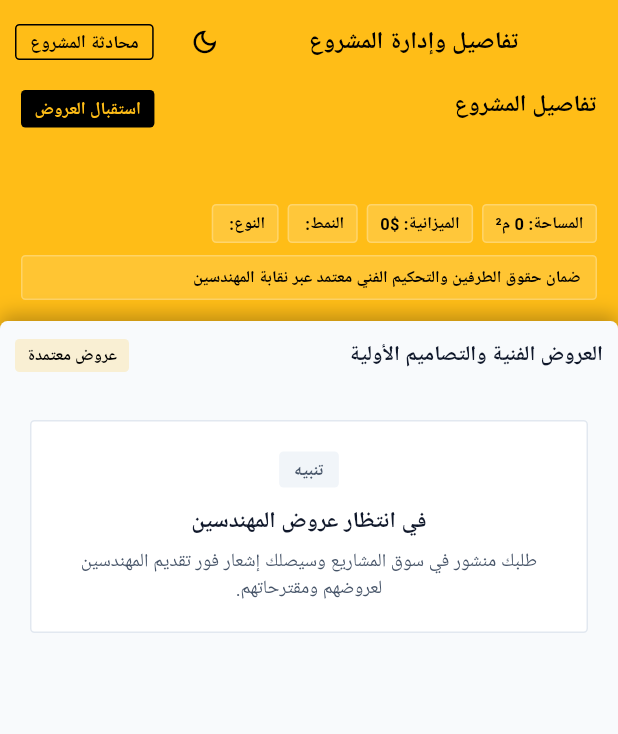
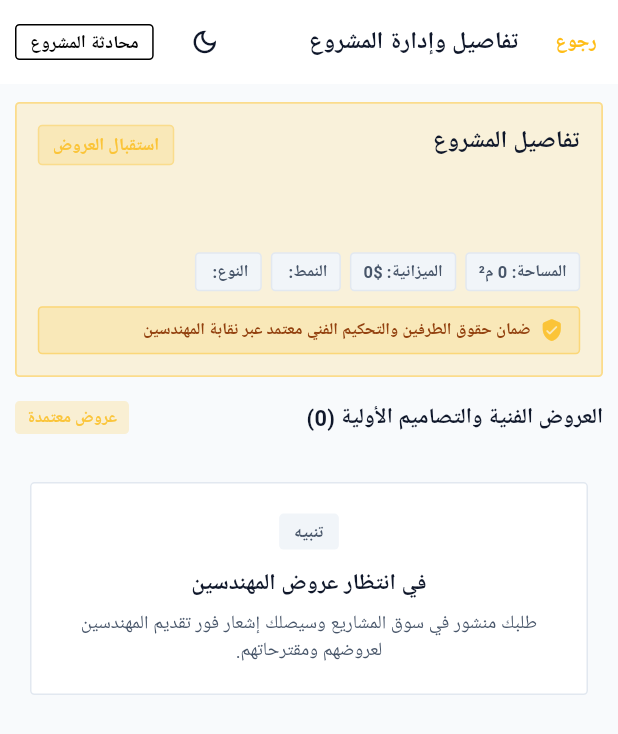
Before and after one commit to ahmedelbardweel/Gaza-build, a Flutter app: the ProjectDetailsScreen screen opened directly with empty values, on a phone screen of 412 x 824 dp. Shown: the top 734 px of the screen. Run offline on Flutter 3.47's test engine with Material 3 defaults, Android fonts, the phone set to English and light mode, and no system bars; our stand-ins replace equatable, flutter_bloc, flutter_dotenv, go_router, google_fonts, hive_flutter and 1 more; accounts and stored records are empty; Roboto replaces fonts that are missing (Tajawal).

Commit message:
feat(ui): complete unified dark & light mode overhaul across all screens and widgets

```diff
--- a/lib/features/projects/presentation/screens/project_details_screen.dart
+++ b/lib/features/projects/presentation/screens/project_details_screen.dart
@@ -26,6 +26,8 @@
 
   @override
   Widget build(BuildContext context) {
+    final isDark = Theme.of(context).brightness == Brightness.dark;
+
     return BlocConsumer<ProjectsBloc, ProjectsState>(
       listener: (context, state) {
         if (state.status == ProjectsStatus.actionSuccess &&
@@ -70,18 +72,16 @@
         return AppScaffold(
           title: 'تفاصيل وإدارة المشروع',
           showBackButton: true,
-          backgroundColor: AppColors.primary,
-          appBarBackgroundColor: AppColors.primary,
-          appBarForegroundColor: Colors.black,
-          systemNavigationBarColor: AppColors.background,
-          safeAreaBottom: false,
           actions: [
             Padding(
               padding: const EdgeInsets.symmetric(horizontal: 10, vertical: 8),
               child: OutlinedButton(
                 style: OutlinedButton.styleFrom(
-                  foregroundColor: Colors.black,
-                  side: const BorderSide(color: Colors.black, width: 1),
+                  foregroundColor: isDark ? AppColors.primaryLight : Colors.black,
+                  side: BorderSide(
+                    color: isDark ? AppColors.primaryLight : Colors.black,
+                    width: 1,
+                  ),
                   shape: RoundedRectangleBorder(
                     borderRadius: AppTheme.borderRadius,
                   ),
@@ -110,12 +110,26 @@
               ),
             ),
           ],
-          body: Column(
+          body: SingleChildScrollView(
+            padding: const EdgeInsets.symmetric(horizontal: 10, vertical: 12),
+            child: Column(
               crossAxisAlignment: CrossAxisAlignment.stretch,
               children: [
-              // ─── UPPER SECTION: Project Details Header on Teal Canvas ───
-              Padding(
-                padding: const EdgeInsets.fromLTRB(14, 4, 14, 14),
+                // ─── UPPER SECTION: Project Details Header Card ───
+                Container(
+                  padding: const EdgeInsets.all(14),
+                  decoration: BoxDecoration(
+                    color: isDark
+                        ? Theme.of(context).colorScheme.surface
+                        : AppColors.primary.withValues(alpha: 0.15),
+                    borderRadius: AppTheme.borderRadius,
+                    border: Border.all(
+                      color: isDark
+                          ? Theme.of(context).dividerColor
+                          : AppColors.primary.withValues(alpha: 0.4),
+                      width: 1.2,
+                    ),
+                  ),
                   child: Column(
                     crossAxisAlignment: CrossAxisAlignment.start,
                     children: [
@@ -126,145 +140,124 @@
                           Expanded(
                             child: Text(
                               project.title,
-                            style: const TextStyle(
-                              fontSize: 15.5,
+                              style: TextStyle(
+                                fontSize: 16,
                                 fontWeight: FontWeight.w800,
-                              color: Colors.black,
+                                color: Theme.of(context).colorScheme.onSurface,
                                 height: 1.3,
                               ),
                             ),
                           ),
                           const SizedBox(width: 8),
-                        _buildStatusBadgeOnDark(project.status),
+                          _buildStatusBadge(context, project.status),
                         ],
                       ),
-                    const SizedBox(height: 4),
+                      const SizedBox(height: 6),
 
                       // Location & Address
                       Text(
                         '$cleanCity ${project.detailedAddress.isNotEmpty ? "• ${project.detailedAddress}" : ""}',
-                      style: const TextStyle(
-                        fontSize: 11.5,
-                        color: Colors.black,
-                        fontWeight: FontWeight.w500,
+                        style: TextStyle(
+                          fontSize: 12,
+                          color: isDark
+                              ? AppColors.darkTextSecondary
+                              : AppColors.textSecondary,
+                          fontWeight: FontWeight.w600,
                         ),
                       ),
-                    const SizedBox(height: 6),
+                      const SizedBox(height: 8),
 
                       // Description text
                       Text(
                         project.description,
-                      maxLines: 3,
-                      overflow: TextOverflow.ellipsis,
-                      style: const TextStyle(
-                        fontSize: 12,
-                        color: Colors.black,
+                        style: TextStyle(
+                          fontSize: 12.5,
+                          color: Theme.of(context).colorScheme.onSurface,
                           height: 1.4,
                         ),
                       ),
-                    const SizedBox(height: 8),
+                      const SizedBox(height: 10),
 
                       // Specifications Pills
                       Wrap(
                         spacing: 6,
                         runSpacing: 6,
                         children: [
-                        _specPillColored(
-                          'المساحة: ${project.areaM2.toInt()} م²',
-                        ),
-                        _specPillColored(
-                          'الميزانية: \$${project.approximateBudgetUsd.toInt()}',
-                        ),
-                        _specPillColored(
-                          'النمط: ${project.preferredStyle.split('(').first.trim()}',
-                        ),
-                        _specPillColored(
-                          'النوع: ${project.projectType.split('(').first.trim()}',
-                        ),
+                          _specPill(context, 'المساحة: ${project.areaM2.toInt()} م²'),
+                          _specPill(context, 'الميزانية: \$${project.approximateBudgetUsd.toInt()}'),
+                          _specPill(context, 'النمط: ${project.preferredStyle.split('(').first.trim()}'),
+                          _specPill(context, 'النوع: ${project.projectType.split('(').first.trim()}'),
                         ],
                       ),
-                    const SizedBox(height: 8),
+                      const SizedBox(height: 10),
 
                       // Guarantee & Escrow Notice
                       Container(
                         width: double.infinity,
                         padding: const EdgeInsets.symmetric(
                           horizontal: 10,
-                        vertical: 6,
+                          vertical: 7,
                         ),
                         decoration: BoxDecoration(
-                        color: Colors.white.withValues(alpha: 0.12),
+                          color: isDark
+                              ? AppColors.darkPrimaryContainer
+                              : AppColors.primaryContainer,
                           borderRadius: AppTheme.borderRadius,
                           border: Border.all(
-                          color: Colors.white.withValues(alpha: 0.25),
+                            color: isDark
+                                ? AppColors.primary.withValues(alpha: 0.3)
+                                : AppColors.primary.withValues(alpha: 0.4),
                           ),
                         ),
+                        child: Row(
+                          children: [
+                            Icon(
+                              Icons.verified_user_rounded,
+                              size: 16,
+                              color: isDark ? AppColors.primaryLight : AppColors.primaryDark,
+                            ),
+                            const SizedBox(width: 6),
+                            Expanded(
                               child: Text(
                                 project.isEscrowSecured
                                     ? 'الضمان المالي (Escrow) مفعّل • الدفعات محمية لدى نقابة المهندسين'
                                     : 'ضمان حقوق الطرفين والتحكيم الفني معتمد عبر نقابة المهندسين',
-                        style: const TextStyle(
+                                style: TextStyle(
                                   fontSize: 11,
-                          color: Colors.black,
-                          fontWeight: FontWeight.w600,
+                                  color: isDark ? AppColors.primaryLight : const Color(0xFF92400E),
+                                  fontWeight: FontWeight.w700,
                                 ),
                               ),
                             ),
                           ],
                         ),
                       ),
-
-              // ─── LOWER SECTION: Distinct Bottom Container with Visible Rounded Top Corners ───
-              Expanded(
-                child: Container(
-                  width: double.infinity,
-                  decoration: const BoxDecoration(
-                    color: AppColors.background,
-                    borderRadius: BorderRadius.only(
-                      topLeft: Radius.circular(5),
-                      topRight: Radius.circular(5),
-                    ),
-                    boxShadow: [
-                      BoxShadow(
-                        color: Colors.black26,
-                        blurRadius: 10,
-                        offset: Offset(0, -4),
-                      ),
                     ],
                   ),
-                  child: ClipRRect(
-                    borderRadius: const BorderRadius.only(
-                      topLeft: Radius.circular(5),
-                      topRight: Radius.circular(5),
                 ),
-                    child: ListView(
-                      padding: EdgeInsets.fromLTRB(
-                        10,
-                        12,
-                        10,
-                        MediaQuery.of(context).padding.bottom + 16,
-                      ),
-                      children: [
+
+                const SizedBox(height: 16),
+
                 // Section: Milestones (If In-Progress or Completed)
                 if (project.status == ProjectStatus.inProgress ||
                     project.status == ProjectStatus.completed) ...[
                   Row(
                     mainAxisAlignment: MainAxisAlignment.spaceBetween,
                     children: [
-                              const Text(
+                      Text(
                         'مراحل الإنجاز والدفعات (Milestones)',
                         style: TextStyle(
-                                  fontSize: 14,
+                          fontSize: 14.5,
                           fontWeight: FontWeight.w700,
-                                  color: AppColors.textPrimary,
+                          color: Theme.of(context).colorScheme.onSurface,
                         ),
                       ),
                       Text(
                         'نسبة الإنجاز: ${project.completionPercentage}%',
-                                style: const TextStyle(
-                                  fontSize: 12,
+                        style: TextStyle(
+                          fontSize: 12.5,
                           fontWeight: FontWeight.w700,
-                                  color: AppColors.primary,
+                          color: isDark ? AppColors.primaryLight : AppColors.primary,
                         ),
                       ),
                     ],
@@ -274,7 +267,7 @@
                     borderRadius: AppTheme.borderRadius,
                     child: LinearProgressIndicator(
                       value: project.completionPercentage / 100,
-                              backgroundColor: AppColors.surfaceVariant,
+                      backgroundColor: Theme.of(context).colorScheme.surfaceContainerHighest,
                       valueColor: const AlwaysStoppedAnimation<Color>(
                         AppColors.primary,
                       ),
@@ -292,7 +285,7 @@
                       isEngineer,
                     ),
                   ),
-                          const SizedBox(height: 12),
+                  const SizedBox(height: 14),
                 ],
 
                 // Section: Received Bids (When in Bidding phase)
@@ -301,11 +294,11 @@
                     mainAxisAlignment: MainAxisAlignment.spaceBetween,
                     children: [
                       Text(
-                                'العروض الفنية والتصاميم الأولية',
-                                style: const TextStyle(
-                                  fontSize: 14,
+                        'العروض الفنية والتصاميم الأولية (${project.bids.length})',
+                        style: TextStyle(
+                          fontSize: 14.5,
                           fontWeight: FontWeight.w700,
-                                  color: AppColors.textPrimary,
+                          color: Theme.of(context).colorScheme.onSurface,
                         ),
                       ),
                       Container(
@@ -314,15 +307,15 @@
                           vertical: 3,
                         ),
                         decoration: BoxDecoration(
-                                  color: AppColors.primaryContainer,
+                          color: isDark ? AppColors.darkPrimaryContainer : AppColors.primaryContainer,
                           borderRadius: AppTheme.borderRadius,
                         ),
-                                child: const Text(
+                        child: Text(
                           'عروض معتمدة',
                           style: TextStyle(
                             fontSize: 11,
                             fontWeight: FontWeight.w700,
-                                    color: Colors.black,
+                            color: isDark ? AppColors.primaryLight : AppColors.primaryDark,
                           ),
                         ),
                       ),
@@ -345,28 +338,25 @@
               ],
             ),
           ),
-                ),
-              ),
-            ],
-          ),
         );
       },
     );
   }
 
-  Widget _specPillColored(String text) {
+  Widget _specPill(BuildContext context, String text) {
+    final isDark = Theme.of(context).brightness == Brightness.dark;
     return Container(
       padding: const EdgeInsets.symmetric(horizontal: 8, vertical: 4),
       decoration: BoxDecoration(
-        color: Colors.white.withValues(alpha: 0.15),
+        color: Theme.of(context).colorScheme.surfaceContainerHighest,
         borderRadius: AppTheme.borderRadius,
-        border: Border.all(color: Colors.white.withValues(alpha: 0.25)),
+        border: Border.all(color: Theme.of(context).dividerColor),
       ),
       child: Text(
         text,
-        style: const TextStyle(
+        style: TextStyle(
           fontSize: 11,
-          color: Colors.black,
+          color: isDark ? AppColors.darkTextSecondary : AppColors.textSecondary,
           fontWeight: FontWeight.w600,
         ),
       ),
@@ -654,37 +644,42 @@
     );
   }
 
-  Widget _buildStatusBadgeOnDark(ProjectStatus status) {
+  Widget _buildStatusBadge(BuildContext context, ProjectStatus status) {
+    final isDark = Theme.of(context).brightness == Brightness.dark;
     String text;
-    Color fg = AppColors.primary;
-    Color bg = Colors.black;
+    Color fg;
+    Color bg;
 
     switch (status) {
       case ProjectStatus.bidding:
         text = 'استقبال العروض';
-        fg = AppColors.primary;
-        bg = Colors.black;
+        fg = isDark ? AppColors.primaryLight : AppColors.primaryDark;
+        bg = isDark ? AppColors.darkPrimaryContainer : AppColors.primaryContainer;
         break;
       case ProjectStatus.inProgress:
         text = 'قيد التنفيذ';
-        fg = AppColors.primary;
-        bg = Colors.black;
+        fg = isDark ? AppColors.primaryLight : AppColors.primaryDark;
+        bg = isDark ? AppColors.darkPrimaryContainer : AppColors.primaryContainer;
         break;
       case ProjectStatus.completed:
         text = 'مكتمل ومعتمد';
         fg = const Color(0xFF4ADE80);
-        bg = const Color(0xFF0D2818);
+        bg = isDark ? const Color(0xFF0D2818) : const Color(0xFFDCFCE7);
         break;
       case ProjectStatus.disputed:
         text = 'نزاع لدى النقابة';
         fg = const Color(0xFFF87171);
-        bg = const Color(0xFF2B0E0E);
+        bg = isDark ? const Color(0xFF2B0E0E) : const Color(0xFFFEE2E2);
         break;
     }
 
     return Container(
       padding: const EdgeInsets.symmetric(horizontal: 9, vertical: 4),
-      decoration: BoxDecoration(color: bg, borderRadius: AppTheme.borderRadius),
+      decoration: BoxDecoration(
+        color: bg,
+        borderRadius: AppTheme.borderRadius,
+        border: Border.all(color: fg.withValues(alpha: 0.3)),
+      ),
       child: Text(
         text,
         style: TextStyle(
```
Also changed, not shown: lib/core/widgets/app_button.dart (+26 -15 lines), lib/features/chat/presentation/screens/quick_consult_screen.dart (+42 -11 lines), lib/features/profile/presentation/screens/complete_profile_screen.dart (+15 -5 lines), lib/features/projects/presentation/screens/engineer_home_screen.dart (+10 -2 lines), lib/features/syndicate/presentation/screens/syndicate_home_screen.dart (+30 -18 lines). Lines whose indentation alone changed are shown as unchanged.
